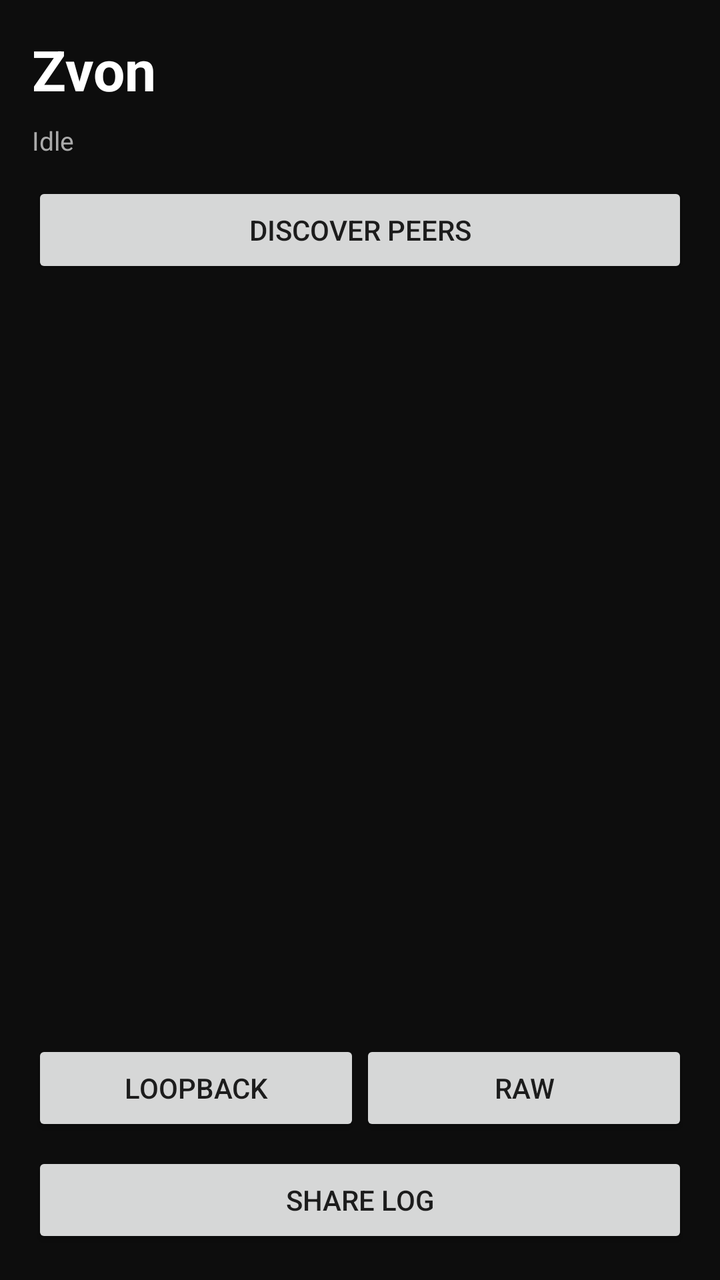
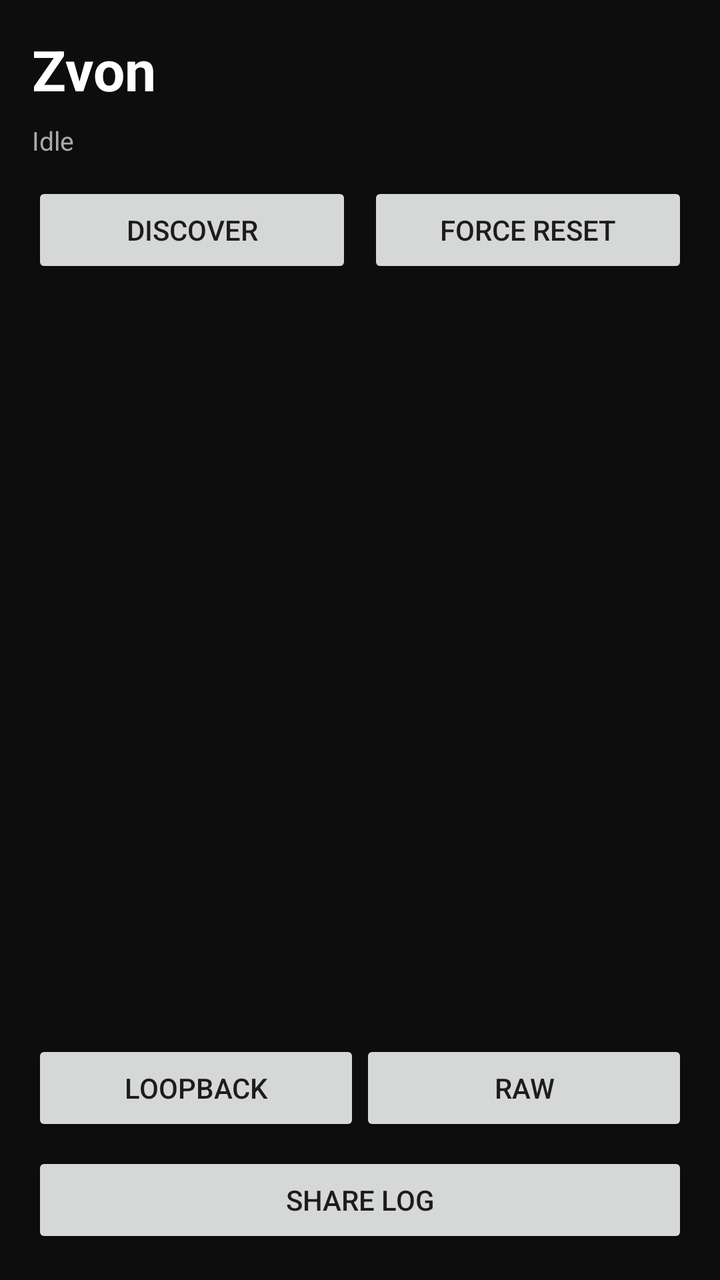

Screens rendered from an Android XML layout before and after an edit, with the pre-edit source and the edit as a unified diff.
<!-- AndroidManifest.xml: application theme Theme.AppCompat.DayNight.NoActionBar -->
<!-- res/layout/activity_main.xml -->
<?xml version="1.0" encoding="utf-8"?>
<FrameLayout xmlns:android="http://schemas.android.com/apk/res/android"
    android:layout_width="match_parent" android:layout_height="match_parent"
    android:background="#0D0D0D">

    <LinearLayout android:id="@+id/discoveryView"
        android:layout_width="match_parent" android:layout_height="match_parent"
        android:orientation="vertical" android:padding="16dp">

        <TextView android:layout_width="wrap_content" android:layout_height="wrap_content"
            android:text="Zvon" android:textColor="#FFFFFF" android:textSize="28sp" android:textStyle="bold"/>

        <TextView android:id="@+id/statusText" android:layout_width="match_parent"
            android:layout_height="wrap_content" android:layout_marginTop="8dp"
            android:text="Idle" android:textColor="#AAAAAA" android:textSize="13sp"/>

        <Button android:id="@+id/btnDiscover" android:layout_width="match_parent"
            android:layout_height="wrap_content" android:layout_marginTop="12dp"
            android:text="Discover Peers"/>

        <ScrollView android:layout_width="match_parent" android:layout_height="0dp"
            android:layout_weight="1" android:layout_marginTop="8dp">
            <LinearLayout android:id="@+id/peerList" android:layout_width="match_parent"
                android:layout_height="wrap_content" android:orientation="vertical"/>
        </ScrollView>

        <LinearLayout android:layout_width="match_parent" android:layout_height="wrap_content"
            android:orientation="horizontal">
            <Button android:id="@+id/btnLoopback" android:layout_width="0dp"
                android:layout_weight="1" android:layout_height="wrap_content" android:text="Loopback"/>
            <Button android:id="@+id/btnRaw" android:layout_width="0dp"
                android:layout_weight="1" android:layout_height="wrap_content" android:text="Raw"/>
        </LinearLayout>

        <Button android:id="@+id/btnShareLog" android:layout_width="match_parent"
            android:layout_height="wrap_content" android:layout_marginTop="8dp"
            android:text="Share Log"/>
    </LinearLayout>

    <LinearLayout android:id="@+id/callView" android:visibility="gone"
        android:layout_width="match_parent" android:layout_height="match_parent"
        android:orientation="vertical" android:gravity="center" android:padding="24dp">

        <TextView android:id="@+id/callStatus" android:layout_width="wrap_content"
            android:layout_height="wrap_content" android:text="In Call" android:textColor="#FFFFFF"
            android:textSize="26sp" android:textStyle="bold"/>

        <TextView android:id="@+id/callPeer" android:layout_width="wrap_content"
            android:layout_height="wrap_content" android:layout_marginTop="8dp"
            android:text="" android:textColor="#AAAAAA" android:textSize="14sp"/>

        <TextView android:id="@+id/callDuration" android:layout_width="wrap_content"
            android:layout_height="wrap_content" android:layout_marginTop="16dp"
            android:text="00:00" android:textColor="#FFFFFF" android:textSize="48sp"
            android:fontFamily="monospace"/>

        <LinearLayout android:layout_width="match_parent" android:layout_height="wrap_content"
            android:orientation="horizontal" android:layout_marginTop="40dp">
            <Button android:id="@+id/btnMute" android:layout_width="0dp"
                android:layout_weight="1" android:layout_height="wrap_content"
                android:layout_marginEnd="8dp" android:text="Mute"/>
            <Button android:id="@+id/btnHangup" android:layout_width="0dp"
                android:layout_weight="1" android:layout_height="wrap_content"
                android:layout_marginStart="8dp" android:text="Hang Up"/>
        </LinearLayout>
    </LinearLayout>
</FrameLayout>
<!-- resources referenced by this layout -->
<resources>

</resources>

<!-- the commit's change to res/layout/activity_main.xml (unified diff, before → after) -->
@@ -14,9 +14,14 @@
             android:layout_height="wrap_content" android:layout_marginTop="8dp"
             android:text="Idle" android:textColor="#AAAAAA" android:textSize="13sp"/>
 
-        <Button android:id="@+id/btnDiscover" android:layout_width="match_parent"
-            android:layout_height="wrap_content" android:layout_marginTop="12dp"
-            android:text="Discover Peers"/>
+        <LinearLayout android:layout_width="match_parent" android:layout_height="wrap_content"
+            android:orientation="horizontal" android:layout_marginTop="12dp">
+            <Button android:id="@+id/btnDiscover" android:layout_width="0dp"
+                android:layout_weight="1" android:layout_height="wrap_content" android:text="Discover"/>
+            <Button android:id="@+id/btnForceReset" android:layout_width="0dp"
+                android:layout_weight="1" android:layout_height="wrap_content"
+                android:layout_marginStart="8dp" android:text="Force Reset"/>
+        </LinearLayout>
 
         <ScrollView android:layout_width="match_parent" android:layout_height="0dp"
             android:layout_weight="1" android:layout_marginTop="8dp">
